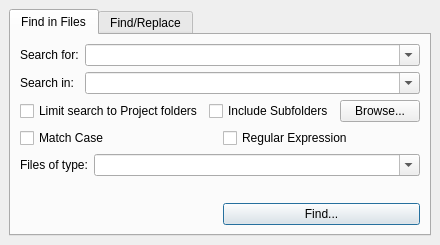
christopherpow/nesicide, file common/searchdockwidget.ui: the form before one commit.
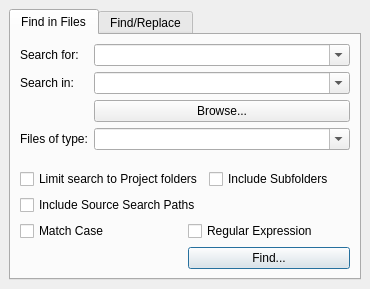
The form after the commit. Icons and pictures are not drawn.

Commit message: Adding source search paths to project.  Adding user-intervention to add a source search path if a file cannot be found that is needed.  Added source search path usage as an option to Search.  Cleaned up file opening code to get ready to generalize it out of the three places it currently exists.

Patch:
```diff
--- a/common/searchdockwidget.ui
+++ b/common/searchdockwidget.ui
@@ -6,8 +6,8 @@
    <rect>
     <x>0</x>
     <y>0</y>
-    <width>408</width>
-    <height>245</height>
+    <width>352</width>
+    <height>289</height>
    </rect>
   </property>
   <property name="sizePolicy">
@@ -43,7 +43,59 @@
         <string>Find in Files</string>
        </attribute>
        <layout class="QGridLayout" name="gridLayout_3">
-        <item row="0" column="0" colspan="2">
+        <item row="3" column="0" colspan="2">
+         <layout class="QGridLayout" name="gridLayout">
+          <item row="0" column="1">
+           <widget class="QCheckBox" name="projectFolder">
+            <property name="text">
+             <string>Limit search to Project folders</string>
+            </property>
+           </widget>
+          </item>
+          <item row="0" column="2">
+           <widget class="QCheckBox" name="subfolders">
+            <property name="text">
+             <string>Include Subfolders</string>
+            </property>
+           </widget>
+          </item>
+          <item row="1" column="1">
+           <widget class="QCheckBox" name="sourceSearchPaths">
+            <property name="text">
+             <string>Include Source Search Paths</string>
+            </property>
+           </widget>
+          </item>
+         </layout>
+        </item>
+        <item row="4" column="0">
+         <widget class="QCheckBox" name="caseSensitive">
+          <property name="text">
+           <string>Match Case</string>
+          </property>
+         </widget>
+        </item>
+        <item row="4" column="1">
+         <widget class="QCheckBox" name="regex">
+          <property name="text">
+           <string>Regular Expression</string>
+          </property>
+         </widget>
+        </item>
+        <item row="5" column="1">
+         <widget class="QPushButton" name="find">
+          <property name="text">
+           <string>Find...</string>
+          </property>
+          <property name="autoDefault">
+           <bool>true</bool>
+          </property>
+          <property name="default">
+           <bool>true</bool>
+          </property>
+         </widget>
+        </item>
+        <item row="2" column="0" colspan="2">
          <layout class="QFormLayout" name="formLayout">
           <property name="fieldGrowthPolicy">
            <enum>QFormLayout::AllNonFixedFieldsGrow</enum>
@@ -85,25 +137,21 @@
             </property>
            </widget>
           </item>
-         </layout>
-        </item>
-        <item row="1" column="0" colspan="2">
-         <layout class="QGridLayout" name="gridLayout">
-          <item row="1" column="1">
-           <widget class="QCheckBox" name="subfolders">
+          <item row="3" column="0">
+           <widget class="QLabel" name="label_3">
             <property name="text">
-             <string>Include Subfolders</string>
+             <string>Files of type:</string>
             </property>
            </widget>
           </item>
-          <item row="1" column="0">
-           <widget class="QCheckBox" name="projectFolder">
-            <property name="text">
-             <string>Limit search to Project folders</string>
+          <item row="3" column="1">
+           <widget class="QComboBox" name="type">
+            <property name="editable">
+             <bool>true</bool>
             </property>
            </widget>
           </item>
-          <item row="1" column="2">
+          <item row="2" column="1">
            <widget class="QPushButton" name="browse">
             <property name="text">
              <string>Browse...</string>
@@ -116,60 +164,6 @@
           </item>
          </layout>
         </item>
-        <item row="2" column="0">
-         <widget class="QCheckBox" name="caseSensitive">
-          <property name="text">
-           <string>Match Case</string>
-          </property>
-         </widget>
-        </item>
-        <item row="2" column="1">
-         <widget class="QCheckBox" name="regex">
-          <property name="text">
-           <string>Regular Expression</string>
-          </property>
-         </widget>
-        </item>
-        <item row="3" column="0" colspan="2">
-         <layout class="QFormLayout" name="formLayout_2">
-          <property name="horizontalSpacing">
-           <number>6</number>
-          </property>
-          <property name="verticalSpacing">
-           <number>0</number>
-          </property>
-          <item row="0" column="0">
-           <widget class="QLabel" name="label_3">
-            <property name="text">
-             <string>Files of type:</string>
-            </property>
-           </widget>
-          </item>
-          <item row="0" column="1">
-           <widget class="QComboBox" name="type">
-            <property name="editable">
-             <bool>true</bool>
-            </property>
-            <property name="insertPolicy">
-             <enum>QComboBox::NoInsert</enum>
-            </property>
-           </widget>
-          </item>
-         </layout>
-        </item>
-        <item row="4" column="1">
-         <widget class="QPushButton" name="find">
-          <property name="text">
-           <string>Find...</string>
-          </property>
-          <property name="autoDefault">
-           <bool>true</bool>
-          </property>
-          <property name="default">
-           <bool>true</bool>
-          </property>
-         </widget>
-        </item>
        </layout>
       </widget>
       <widget class="QWidget" name="findReplace">
```
Left out of the diff: 7 changed lines with no effect on the pictures. The commit also changes 9 other files.
